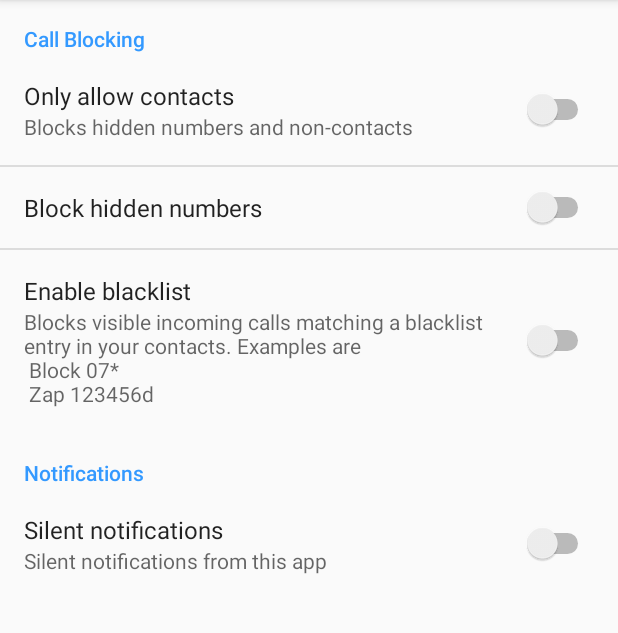
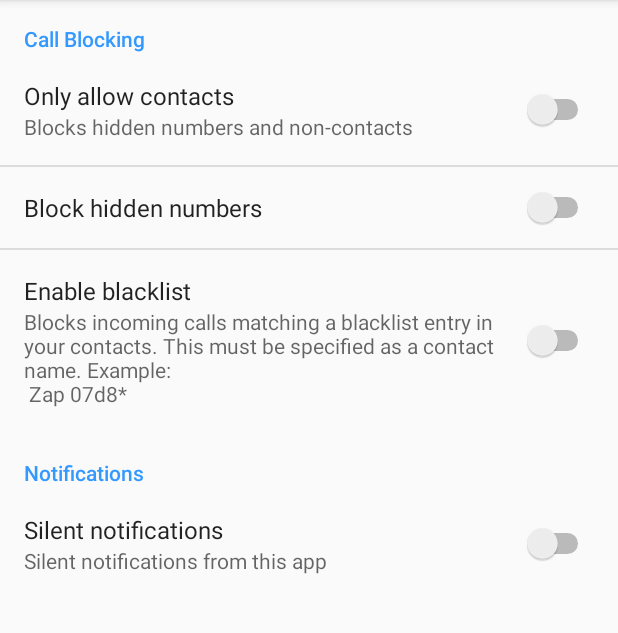
Before and after one commit to thomasf1234/CallWhiteList, an Android app: the screen it shows after launch (MainActivity), on a phone screen of 412 x 824 dp, the part 84-717 px from its top. Run offline under Robolectric (Android 15) with nearby library versions, the phone set to English and light mode, and no system bars.

Commit message:
[#0] TF : updating 'Enable blacklist' description

```diff
--- a/app/src/main/res/xml/preferences.xml
+++ b/app/src/main/res/xml/preferences.xml
@@ -15,7 +15,7 @@
             android:defaultValue="false"
             android:key="enable_blacklist_preference"
             android:title="Enable blacklist"
-            android:summary="Blocks visible incoming calls matching a blacklist entry in your contacts. Examples are \n Block 07* \n Zap 123456d"/>
+            android:summary="Blocks incoming calls matching a blacklist entry in your contacts. This must be specified as a contact name. Example: \n Zap 07d8*"/>
     </PreferenceCategory>
 
     <PreferenceCategory
```
